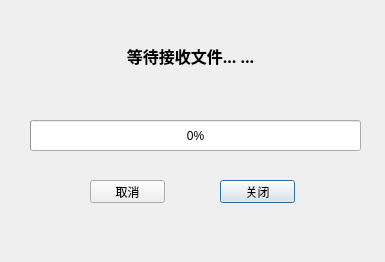
Old version of the form tcpclient.ui in the repository shuixn/Pathway.
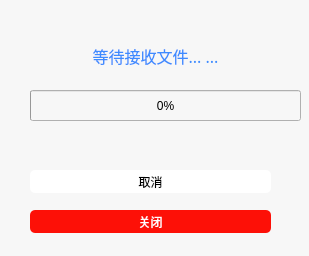
New version of the form.

```diff
--- a/tcpclient.ui
+++ b/tcpclient.ui
@@ -6,30 +6,38 @@
    <rect>
     <x>0</x>
     <y>0</y>
-    <width>385</width>
-    <height>262</height>
+    <width>309</width>
+    <height>256</height>
    </rect>
   </property>
   <property name="windowTitle">
    <string>Dialog</string>
   </property>
+  <property name="styleSheet">
+   <string notr="true">background-color: rgb(247, 247, 247);</string>
+  </property>
   <widget class="QLabel" name="tcpClientStatusLabel">
    <property name="geometry">
     <rect>
-     <x>30</x>
-     <y>20</y>
-     <width>321</width>
-     <height>71</height>
+     <x>10</x>
+     <y>40</y>
+     <width>291</width>
+     <height>31</height>
     </rect>
    </property>
    <property name="font">
     <font>
-     <family>Agency FB</family>
+     <family>幼圆 12</family>
      <pointsize>12</pointsize>
-     <weight>75</weight>
-     <bold>true</bold>
+     <weight>9</weight>
+     <italic>false</italic>
+     <bold>false</bold>
     </font>
    </property>
+   <property name="styleSheet">
+    <string notr="true">font: 75 12pt &quot;幼圆&quot; bold;
+color:rgb(62, 139, 255);</string>
+   </property>
    <property name="text">
     <string>等待接收文件... ...</string>
    </property>
@@ -40,12 +48,17 @@
   <widget class="QPushButton" name="tcpClientCloseBtn">
    <property name="geometry">
     <rect>
-     <x>220</x>
-     <y>180</y>
-     <width>75</width>
+     <x>30</x>
+     <y>210</y>
+     <width>241</width>
      <height>23</height>
     </rect>
    </property>
+   <property name="styleSheet">
+    <string notr="true">background-color: rgb(253, 16, 7);
+color: rgb(255, 255, 255);
+border-radius:5px;</string>
+   </property>
    <property name="text">
     <string>关闭</string>
    </property>
@@ -54,8 +67,8 @@
    <property name="geometry">
     <rect>
      <x>30</x>
-     <y>120</y>
-     <width>331</width>
+     <y>90</y>
+     <width>271</width>
      <height>31</height>
     </rect>
    </property>
@@ -66,12 +79,17 @@
   <widget class="QPushButton" name="tcpClientCancleBtn">
    <property name="geometry">
     <rect>
-     <x>90</x>
-     <y>180</y>
-     <width>75</width>
+     <x>30</x>
+     <y>170</y>
+     <width>241</width>
      <height>23</height>
     </rect>
    </property>
+   <property name="styleSheet">
+    <string notr="true">background-color: rgb(255, 255, 255);
+border-radius:5px;
+</string>
+   </property>
    <property name="text">
     <string>取消</string>
    </property>
```
